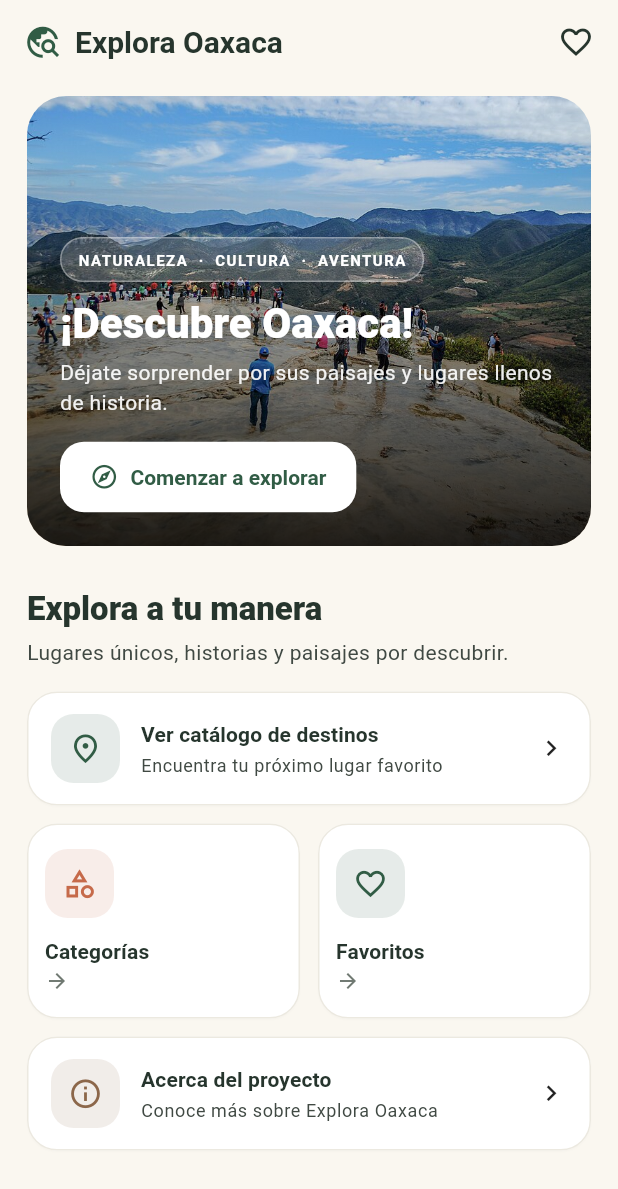
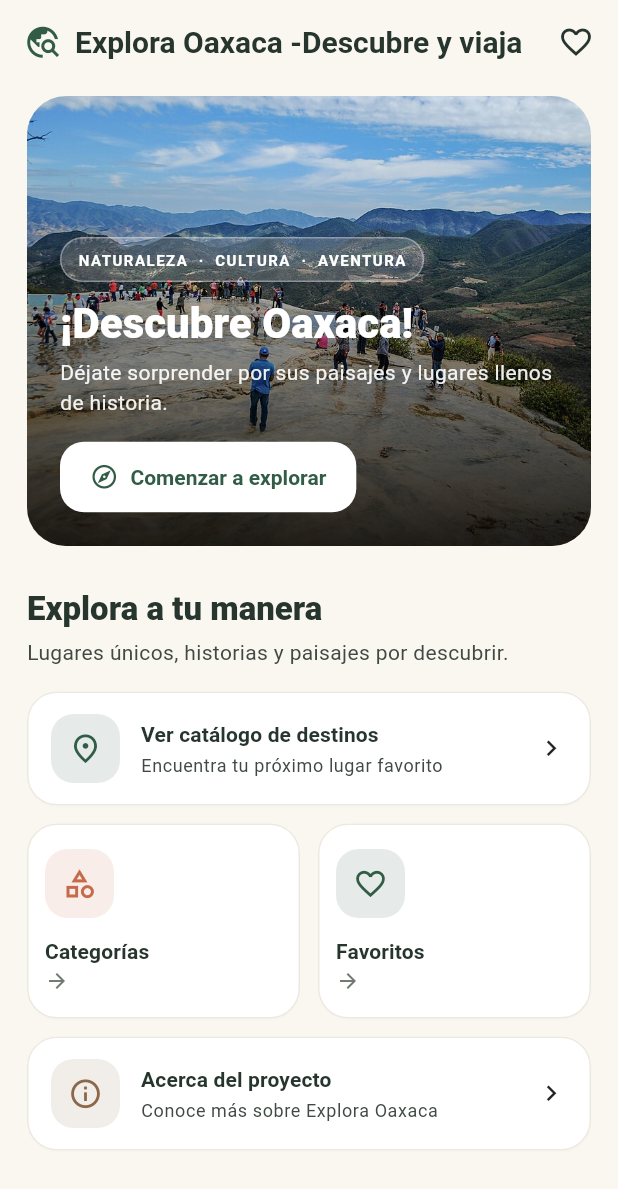
Before and after one commit to Felix-Angel/Poryecto-explora-oaxaca, a Flutter app: the screen it shows after launch, on a phone screen of 412 x 824 dp. Shown: the top 1189 px of the screen. Run offline on Flutter 3.47's test engine with Material 3 defaults, Android fonts, the phone set to English and light mode, and no system bars.

Commit message:
Conflicto 1: cambiar titulo desde rama del companero

```diff
--- a/lib/features/inicio/pages/pantalla_inicio.dart
+++ b/lib/features/inicio/pages/pantalla_inicio.dart
@@ -30,7 +30,7 @@ class PantallaInicio extends StatelessWidget {
           children: [
             Icon(Icons.travel_explore, color: colores.primary, size: 25),
             const SizedBox(width: 9),
-            const Text('Explora Oaxaca'),
+            const Text('Explora Oaxaca -Descubre y viaja'),
           ],
         ),
         actions: [
```
